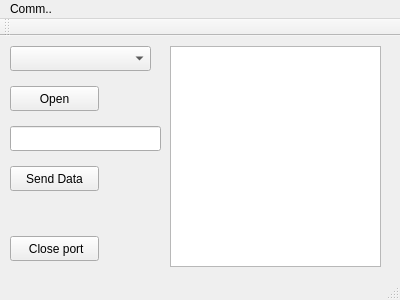
The window that mainwindow.ui (abhi-sensoviz/CommModule) describes before a commit, drawn with Qt 5.
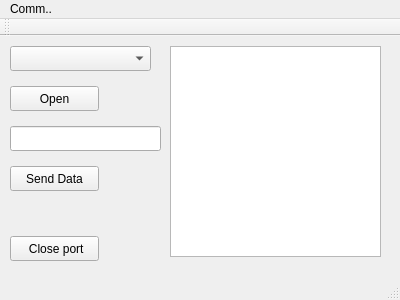
The same window after the commit.

The edit to the form file:
```diff
--- a/mainwindow.ui
+++ b/mainwindow.ui
@@ -56,7 +56,7 @@
       <x>170</x>
       <y>10</y>
       <width>211</width>
-      <height>221</height>
+      <height>211</height>
      </rect>
     </property>
    </widget>
```
